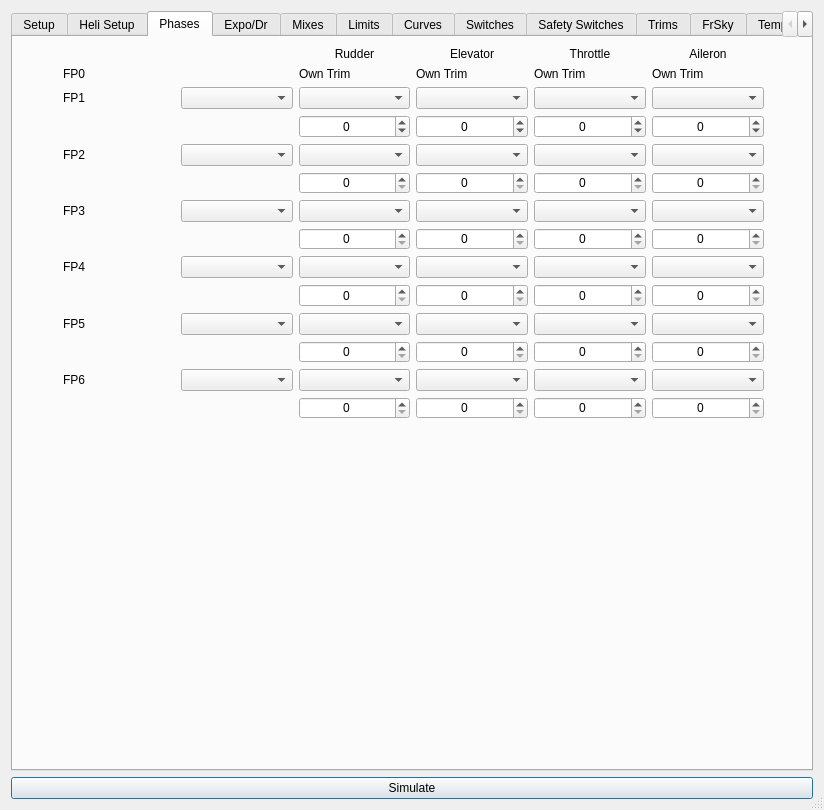
This is src/eepskye/src/modeledit.ui in xhorizont/eepe as Qt 5 draws it before an edit. The edited form follows.
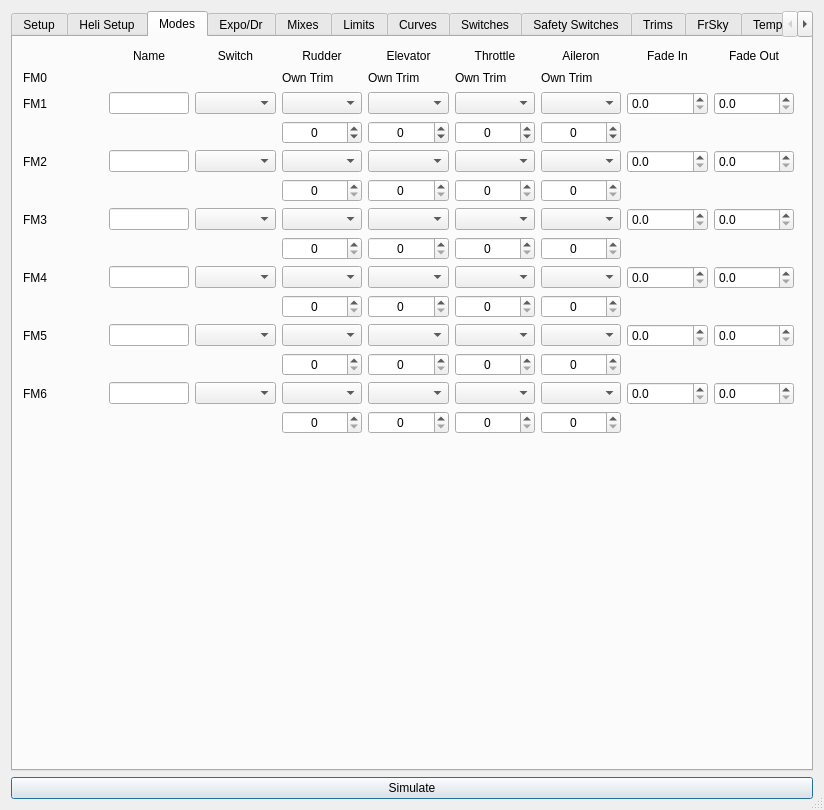
This is the edited form. The open tabs and pages were chosen to show the change. Icons and pictures are not drawn.

```diff
--- a/src/eepskye/src/modeledit.ui
+++ b/src/eepskye/src/modeledit.ui
@@ -1111,86 +1111,86 @@
      </widget>
      <widget class="QWidget" name="tab_3">
       <attribute name="title">
-       <string>Phases</string>
+       <string>Modes</string>
       </attribute>
       <widget class="QWidget" name="gridLayoutWidget">
        <property name="geometry">
         <rect>
-         <x>50</x>
+         <x>10</x>
          <y>10</y>
-         <width>701</width>
-         <height>372</height>
+         <width>771</width>
+         <height>387</height>
         </rect>
        </property>
        <layout class="QGridLayout" name="gridLayout_30">
         <item row="1" column="0">
          <widget class="QLabel" name="label_147">
           <property name="text">
-           <string>FP0</string>
+           <string>FM0</string>
           </property>
          </widget>
         </item>
         <item row="2" column="0">
          <widget class="QLabel" name="label_146">
           <property name="text">
-           <string>FP1</string>
+           <string>FM1</string>
           </property>
          </widget>
         </item>
         <item row="4" column="0">
          <widget class="QLabel" name="label_148">
           <property name="text">
-           <string>FP2</string>
+           <string>FM2</string>
           </property>
          </widget>
         </item>
         <item row="6" column="0">
          <widget class="QLabel" name="label_149">
           <property name="text">
-           <string>FP3</string>
+           <string>FM3</string>
           </property>
          </widget>
         </item>
         <item row="8" column="0">
          <widget class="QLabel" name="label_150">
           <property name="text">
-           <string>FP4</string>
+           <string>FM4</string>
           </property>
          </widget>
         </item>
         <item row="10" column="0">
          <widget class="QLabel" name="label_151">
           <property name="text">
-           <string>FP5</string>
+           <string>FM5</string>
           </property>
          </widget>
         </item>
         <item row="12" column="0">
          <widget class="QLabel" name="label_152">
           <property name="text">
-           <string>FP6</string>
+           <string>FM6</string>
           </property>
          </widget>
         </item>
-        <item row="8" column="1">
+        <item row="8" column="2">
          <widget class="QComboBox" name="FP4_sw"/>
         </item>
-        <item row="6" column="1">
+        <item row="6" column="2">
          <widget class="QComboBox" name="FP3_sw"/>
         </item>
-        <item row="4" column="1">
+        <item row="4" column="2">
          <widget class="QComboBox" name="FP2_sw"/>
         </item>
-        <item row="2" column="1">
+        <item row="2" column="2">
          <widget class="QComboBox" name="FP1_sw"/>
         </item>
-        <item row="10" column="1">
+        <item row="10" column="2">
          <widget class="QComboBox" name="FP5_sw"/>
         </item>
-        <item row="12" column="1">
+        <item row="12" column="2">
          <widget class="QComboBox" name="FP6_sw"/>
         </item>
-        <item row="0" column="3">
+        <item row="0" column="4">
          <widget class="QLabel" name="label_M1">
           <property name="text">
            <string>Rudder</string>
@@ -1200,7 +1200,7 @@
           </property>
          </widget>
         </item>
-        <item row="0" column="4">
+        <item row="0" column="5">
          <widget class="QLabel" name="label_M2">
           <property name="text">
            <string>Elevator</string>
@@ -1210,7 +1210,7 @@
           </property>
          </widget>
         </item>
-        <item row="0" column="5">
+        <item row="0" column="6">
          <widget class="QLabel" name="label_M3">
           <property name="text">
            <string>Throttle</string>
@@ -1220,7 +1220,7 @@
           </property>
          </widget>
         </item>
-        <item row="0" column="6">
+        <item row="0" column="7">
          <widget class="QLabel" name="label_M4">
           <property name="text">
            <string>Aileron</string>
@@ -1230,107 +1230,107 @@
           </property>
          </widget>
         </item>
-        <item row="1" column="3">
+        <item row="1" column="4">
          <widget class="QLabel" name="label_157">
           <property name="text">
            <string>Own Trim</string>
           </property>
          </widget>
         </item>
-        <item row="1" column="4">
+        <item row="1" column="5">
          <widget class="QLabel" name="label_158">
           <property name="text">
            <string>Own Trim</string>
           </property>
          </widget>
         </item>
-        <item row="1" column="5">
+        <item row="1" column="6">
          <widget class="QLabel" name="label_159">
           <property name="text">
            <string>Own Trim</string>
           </property>
          </widget>
         </item>
-        <item row="1" column="6">
+        <item row="1" column="7">
          <widget class="QLabel" name="label_160">
           <property name="text">
            <string>Own Trim</string>
           </property>
          </widget>
         </item>
-        <item row="2" column="3">
+        <item row="2" column="4">
          <widget class="QComboBox" name="FP1_RudCB"/>
         </item>
-        <item row="2" column="4">
+        <item row="2" column="5">
          <widget class="QComboBox" name="FP1_EleCB"/>
         </item>
-        <item row="2" column="5">
+        <item row="2" column="6">
          <widget class="QComboBox" name="FP1_ThrCB"/>
         </item>
-        <item row="2" column="6">
+        <item row="2" column="7">
          <widget class="QComboBox" name="FP1_AilCB"/>
         </item>
-        <item row="4" column="3">
+        <item row="4" column="4">
          <widget class="QComboBox" name="FP2_RudCB"/>
         </item>
-        <item row="4" column="4">
+        <item row="4" column="5">
          <widget class="QComboBox" name="FP2_EleCB"/>
         </item>
-        <item row="4" column="5">
+        <item row="4" column="6">
          <widget class="QComboBox" name="FP2_ThrCB"/>
         </item>
-        <item row="4" column="6">
+        <item row="4" column="7">
          <widget class="QComboBox" name="FP2_AilCB"/>
         </item>
-        <item row="6" column="3">
+        <item row="6" column="4">
          <widget class="QComboBox" name="FP3_RudCB"/>
         </item>
-        <item row="6" column="4">
+        <item row="6" column="5">
          <widget class="QComboBox" name="FP3_EleCB"/>
         </item>
-        <item row="6" column="5">
+        <item row="6" column="6">
          <widget class="QComboBox" name="FP3_ThrCB"/>
         </item>
-        <item row="6" column="6">
+        <item row="6" column="7">
          <widget class="QComboBox" name="FP3_AilCB"/>
         </item>
-        <item row="8" column="3">
+        <item row="8" column="4">
          <widget class="QComboBox" name="FP4_RudCB"/>
         </item>
-        <item row="8" column="4">
+        <item row="8" column="5">
          <widget class="QComboBox" name="FP4_EleCB"/>
         </item>
-        <item row="8" column="5">
+        <item row="8" column="6">
          <widget class="QComboBox" name="FP4_ThrCB"/>
         </item>
-        <item row="8" column="6">
+        <item row="8" column="7">
          <widget class="QComboBox" name="FP4_AilCB"/>
         </item>
-        <item row="10" column="3">
+        <item row="10" column="4">
          <widget class="QComboBox" name="FP5_RudCB"/>
         </item>
-        <item row="10" column="4">
+        <item row="10" column="5">
          <widget class="QComboBox" name="FP5_EleCB"/>
         </item>
-        <item row="10" column="5">
+        <item row="10" column="6">
          <widget class="QComboBox" name="FP5_ThrCB"/>
         </item>
-        <item row="10" column="6">
+        <item row="10" column="7">
          <widget class="QComboBox" name="FP5_AilCB"/>
         </item>
-        <item row="12" column="3">
+        <item row="12" column="4">
          <widget class="QComboBox" name="FP6_RudCB"/>
         </item>
-        <item row="12" column="4">
+        <item row="12" column="5">
          <widget class="QComboBox" name="FP6_EleCB"/>
         </item>
-        <item row="12" column="5">
+        <item row="12" column="6">
          <widget class="QComboBox" name="FP6_ThrCB"/>
         </item>
-        <item row="12" column="6">
+        <item row="12" column="7">
          <widget class="QComboBox" name="FP6_AilCB"/>
         </item>
-        <item row="3" column="4">
+        <item row="3" column="5">
          <widget class="QSpinBox" name="FP1eleTrimSB">
           <property name="alignment">
            <set>Qt::AlignCenter</set>
@@ -1346,7 +1346,7 @@
           </property>
          </widget>
         </item>
-        <item row="3" column="3">
+        <item row="3" column="4">
          <widget class="QSpinBox" name="FP1rudTrimSB">
           <property name="alignment">
            <set>Qt::AlignCenter</set>
@@ -1362,7 +1362,7 @@
           </property>
          </widget>
         </item>
-        <item row="3" column="5">
+        <item row="3" column="6">
          <widget class="QSpinBox" name="FP1thrTrimSB">
           <property name="alignment">
            <set>Qt::AlignCenter</set>
@@ -1378,7 +1378,7 @@
           </property>
          </widget>
         </item>
-        <item row="3" column="6">
+        <item row="3" column="7">
          <widget class="QSpinBox" name="FP1ailTrimSB">
           <property name="alignment">
            <set>Qt::AlignCenter</set>
@@ -1394,7 +1394,7 @@
           </property>
          </widget>
         </item>
-        <item row="5" column="3">
+        <item row="5" column="4">
          <widget class="QSpinBox" name="FP2rudTrimSB">
           <property name="alignment">
            <set>Qt::AlignCenter</set>
@@ -1410,7 +1410,7 @@
           </property>
          </widget>
         </item>
-        <item row="5" column="4">
+        <item row="5" column="5">
          <widget class="QSpinBox" name="FP2eleTrimSB">
           <property name="alignment">
            <set>Qt::AlignCenter</set>
@@ -1426,7 +1426,7 @@
           </property>
          </widget>
         </item>
-        <item row="5" column="5">
+        <item row="5" column="6">
          <widget class="QSpinBox" name="FP2thrTrimSB">
           <property name="alignment">
            <set>Qt::AlignCenter</set>
@@ -1442,7 +1442,7 @@
           </property>
          </widget>
         </item>
-        <item row="5" column="6">
+        <item row="5" column="7">
          <widget class="QSpinBox" name="FP2ailTrimSB">
           <property name="alignment">
            <set>Qt::AlignCenter</set>
@@ -1458,7 +1458,7 @@
           </property>
          </widget>
         </item>
-        <item row="7" column="3">
+        <item row="7" column="4">
          <widget class="QSpinBox" name="FP3rudTrimSB">
           <property name="alignment">
            <set>Qt::AlignCenter</set>
@@ -1474,7 +1474,7 @@
           </property>
          </widget>
         </item>
-        <item row="7" column="4">
+        <item row="7" column="5">
          <widget class="QSpinBox" name="FP3eleTrimSB">
           <property name="alignment">
            <set>Qt::AlignCenter</set>
@@ -1490,7 +1490,7 @@
           </property>
          </widget>
         </item>
-        <item row="7" column="5">
+        <item row="7" column="6">
          <widget class="QSpinBox" name="FP3thrTrimSB">
           <property name="alignment">
            <set>Qt::AlignCenter</set>
@@ -1506,7 +1506,7 @@
           </property>
          </widget>
         </item>
-        <item row="7" column="6">
+        <item row="7" column="7">
          <widget class="QSpinBox" name="FP3ailTrimSB">
           <property name="alignment">
            <set>Qt::AlignCenter</set>
@@ -1522,7 +1522,7 @@
           </property>
          </widget>
         </item>
-        <item row="9" column="3">
+        <item row="9" column="4">
          <widget class="QSpinBox" name="FP4rudTrimSB">
           <property name="alignment">
            <set>Qt::AlignCenter</set>
@@ -1538,7 +1538,7 @@
           </property>
          </widget>
         </item>
-        <item row="9" column="4">
+        <item row="9" column="5">
          <widget class="QSpinBox" name="FP4eleTrimSB">
           <property name="alignment">
            <set>Qt::AlignCenter</set>
@@ -1554,7 +1554,7 @@
           </property>
          </widget>
         </item>
-        <item row="9" column="5">
+        <item row="9" column="6">
          <widget class="QSpinBox" name="FP4thrTrimSB">
           <property name="alignment">
            <set>Qt::AlignCenter</set>
@@ -1570,7 +1570,7 @@
           </property>
          </widget>
         </item>
-        <item row="9" column="6">
+        <item row="9" column="7">
          <widget class="QSpinBox" name="FP4ailTrimSB">
           <property name="alignment">
            <set>Qt::AlignCenter</set>
@@ -1586,7 +1586,7 @@
           </property>
          </widget>
         </item>
-        <item row="11" column="3">
+        <item row="11" column="4">
          <widget class="QSpinBox" name="FP5rudTrimSB">
           <property name="alignment">
            <set>Qt::AlignCenter</set>
@@ -1602,7 +1602,7 @@
           </property>
          </widget>
         </item>
-        <item row="11" column="4">
+        <item row="11" column="5">
          <widget class="QSpinBox" name="FP5eleTrimSB">
           <property name="alignment">
            <set>Qt::AlignCenter</set>
@@ -1618,7 +1618,7 @@
           </property>
          </widget>
         </item>
-        <item row="11" column="5">
+        <item row="11" column="6">
          <widget class="QSpinBox" name="FP5thrTrimSB">
           <property name="alignment">
            <set>Qt::AlignCenter</set>
@@ -1634,7 +1634,7 @@
           </property>
          </widget>
         </item>
-        <item row="11" column="6">
+        <item row="11" column="7">
          <widget class="QSpinBox" name="FP5ailTrimSB">
           <property name="alignment">
            <set>Qt::AlignCenter</set>
@@ -1650,7 +1650,7 @@
           </property>
          </widget>
         </item>
-        <item row="13" column="3">
+        <item row="13" column="4">
          <widget class="QSpinBox" name="FP6rudTrimSB">
           <property name="alignment">
            <set>Qt::AlignCenter</set>
@@ -1666,7 +1666,7 @@
           </property>
          </widget>
         </item>
-        <item row="13" column="4">
+        <item row="13" column="5">
          <widget class="QSpinBox" name="FP6eleTrimSB">
           <property name="alignment">
            <set>Qt::AlignCenter</set>
@@ -1682,7 +1682,7 @@
           </property>
          </widget>
         </item>
-        <item row="13" column="5">
+        <item row="13" column="6">
          <widget class="QSpinBox" name="FP6thrTrimSB">
           <property name="alignment">
            <set>Qt::AlignCenter</set>
@@ -1698,7 +1698,7 @@
           </property>
          </widget>
         </item>
-        <item row="13" column="6">
+        <item row="13" column="7">
          <widget class="QSpinBox" name="FP6ailTrimSB">
           <property name="alignment">
            <set>Qt::AlignCenter</set>
@@ -1714,6 +1714,316 @@
           </property>
          </widget>
         </item>
+        <item row="0" column="2">
+         <widget class="QLabel" name="label_Switch">
+          <property name="text">
+           <string>Switch</string>
+          </property>
+          <property name="alignment">
+           <set>Qt::AlignCenter</set>
+          </property>
+         </widget>
+        </item>
+        <item row="2" column="8">
+         <widget class="QDoubleSpinBox" name="FM1FadeIn">
+          <property name="decimals">
+           <number>1</number>
+          </property>
+          <property name="maximum">
+           <double>7.500000000000000</double>
+          </property>
+          <property name="singleStep">
+           <double>0.500000000000000</double>
+          </property>
+         </widget>
+        </item>
+        <item row="2" column="9">
+         <widget class="QDoubleSpinBox" name="FM1FadeOut">
+          <property name="decimals">
+           <number>1</number>
+          </property>
+          <property name="maximum">
+           <double>7.500000000000000</double>
+          </property>
+          <property name="singleStep">
+           <double>0.500000000000000</double>
+          </property>
+         </widget>
+        </item>
+        <item row="0" column="8">
+         <widget class="QLabel" name="label_Switch_2">
+          <property name="text">
+           <string>Fade In</string>
+          </property>
+          <property name="alignment">
+           <set>Qt::AlignCenter</set>
+          </property>
+         </widget>
+        </item>
+        <item row="0" column="9">
+         <widget class="QLabel" name="label_Switch_3">
+          <property name="text">
+           <string>Fade Out</string>
+          </property>
+          <property name="alignment">
+           <set>Qt::AlignCenter</set>
+          </property>
+         </widget>
+        </item>
+        <item row="4" column="8">
+         <widget class="QDoubleSpinBox" name="FM2FadeIn">
+          <property name="decimals">
+           <number>1</number>
+          </property>
+          <property name="maximum">
+           <double>7.500000000000000</double>
+          </property>
+          <property name="singleStep">
+           <double>0.500000000000000</double>
+          </property>
+         </widget>
+        </item>
+        <item row="6" column="8">
+         <widget class="QDoubleSpinBox" name="FM3FadeIn">
+          <property name="decimals">
+           <number>1</number>
+          </property>
+          <property name="maximum">
+           <double>7.500000000000000</double>
+          </property>
+          <property name="singleStep">
+           <double>0.500000000000000</double>
+          </property>
+         </widget>
+        </item>
+        <item row="8" column="8">
+         <widget class="QDoubleSpinBox" name="FM4FadeIn">
+          <property name="decimals">
+           <number>1</number>
+          </property>
+          <property name="maximum">
+           <double>7.500000000000000</double>
+          </property>
+          <property name="singleStep">
+           <double>0.500000000000000</double>
+          </property>
+         </widget>
+        </item>
+        <item row="10" column="8">
+         <widget class="QDoubleSpinBox" name="FM5FadeIn">
+          <property name="decimals">
+           <number>1</number>
+          </property>
+          <property name="maximum">
+           <double>7.500000000000000</double>
+          </property>
+          <property name="singleStep">
+           <double>0.500000000000000</double>
+          </property>
+         </widget>
+        </item>
+        <item row="12" column="8">
+         <widget class="QDoubleSpinBox" name="FM6FadeIn">
+          <property name="decimals">
+           <number>1</number>
+          </property>
+          <property name="maximum">
+           <double>7.500000000000000</double>
+          </property>
+          <property name="singleStep">
+           <double>0.500000000000000</double>
+          </property>
+         </widget>
+        </item>
+        <item row="4" column="9">
+         <widget class="QDoubleSpinBox" name="FM2FadeOut">
+          <property name="decimals">
+           <number>1</number>
+          </property>
+          <property name="maximum">
+           <double>7.500000000000000</double>
+          </property>
+          <property name="singleStep">
+           <double>0.500000000000000</double>
+          </property>
+         </widget>
+        </item>
+        <item row="6" column="9">
+         <widget class="QDoubleSpinBox" name="FM3FadeOut">
+          <property name="decimals">
+           <number>1</number>
+          </property>
+          <property name="maximum">
+           <double>7.500000000000000</double>
+          </property>
+          <property name="singleStep">
+           <double>0.500000000000000</double>
+          </property>
+         </widget>
+        </item>
+        <item row="8" column="9">
+         <widget class="QDoubleSpinBox" name="FM4FadeOut">
+          <property name="decimals">
+           <number>1</number>
+          </property>
+          <property name="maximum">
+           <double>7.500000000000000</double>
+          </property>
+          <property name="singleStep">
+           <double>0.500000000000000</double>
+          </property>
+         </widget>
+        </item>
+        <item row="10" column="9">
+         <widget class="QDoubleSpinBox" name="FM5FadeOut">
+          <property name="decimals">
+           <number>1</number>
+          </property>
+          <property name="maximum">
+           <double>7.500000000000000</double>
+          </property>
+          <property name="singleStep">
+           <double>0.500000000000000</double>
+          </property>
+         </widget>
+        </item>
+        <item row="12" column="9">
+         <widget class="QDoubleSpinBox" name="FM6FadeOut">
+          <property name="decimals">
+           <number>1</number>
+          </property>
+          <property name="maximum">
+           <double>7.500000000000000</double>
+          </property>
+          <property name="singleStep">
+           <double>0.500000000000000</double>
+          </property>
+         </widget>
+        </item>
+        <item row="2" column="1">
+         <widget class="QLineEdit" name="FM1Name">
+          <property name="sizePolicy">
+           <sizepolicy hsizetype="Fixed" vsizetype="Fixed">
+            <horstretch>0</horstretch>
+            <verstretch>0</verstretch>
+           </sizepolicy>
+          </property>
+          <property name="maximumSize">
+           <size>
+            <width>80</width>
+            <height>16777215</height>
+           </size>
+          </property>
+          <property name="maxLength">
+           <number>6</number>
+          </property>
+         </widget>
+        </item>
+        <item row="4" column="1">
+         <widget class="QLineEdit" name="FM2Name">
+          <property name="sizePolicy">
+           <sizepolicy hsizetype="Fixed" vsizetype="Fixed">
+            <horstretch>0</horstretch>
+            <verstretch>0</verstretch>
+           </sizepolicy>
+          </property>
+          <property name="maximumSize">
+           <size>
+            <width>80</width>
+            <height>16777215</height>
+           </size>
+          </property>
+          <property name="maxLength">
+           <number>6</number>
+          </property>
+         </widget>
+        </item>
+        <item row="6" column="1">
+         <widget class="QLineEdit" name="FM3Name">
+          <property name="sizePolicy">
+           <sizepolicy hsizetype="Fixed" vsizetype="Fixed">
+            <horstretch>0</horstretch>
+            <verstretch>0</verstretch>
+           </sizepolicy>
+          </property>
+          <property name="maximumSize">
+           <size>
+            <width>80</width>
+            <height>16777215</height>
+           </size>
+          </property>
+          <property name="maxLength">
+           <number>6</number>
+          </property>
+         </widget>
+        </item>
+        <item row="8" column="1">
+         <widget class="QLineEdit" name="FM4Name">
+          <property name="sizePolicy">
+           <sizepolicy hsizetype="Fixed" vsizetype="Fixed">
+            <horstretch>0</horstretch>
+            <verstretch>0</verstretch>
+           </sizepolicy>
+          </property>
+          <property name="maximumSize">
+           <size>
+            <width>80</width>
+            <height>16777215</height>
+           </size>
+          </property>
+          <property name="maxLength">
+           <number>6</number>
+          </property>
+         </widget>
+        </item>
+        <item row="10" column="1">
+         <widget class="QLineEdit" name="FM5Name">
+          <property name="sizePolicy">
+           <sizepolicy hsizetype="Fixed" vsizetype="Fixed">
+            <horstretch>0</horstretch>
+            <verstretch>0</verstretch>
+           </sizepolicy>
+          </property>
+          <property name="maximumSize">
+           <size>
+            <width>80</width>
+            <height>16777215</height>
+           </size>
+          </property>
+          <property name="maxLength">
+           <number>6</number>
+          </property>
+         </widget>
+        </item>
+        <item row="12" column="1">
+         <widget class="QLineEdit" name="FM6Name">
+          <property name="sizePolicy">
+           <sizepolicy hsizetype="Fixed" vsizetype="Fixed">
+            <horstretch>0</horstretch>
+            <verstretch>0</verstretch>
+           </sizepolicy>
+          </property>
+          <property name="maximumSize">
+           <size>
+            <width>80</width>
+            <height>16777215</height>
+           </size>
+          </property>
+          <property name="maxLength">
+           <number>6</number>
+          </property>
+         </widget>
+        </item>
+        <item row="0" column="1">
+         <widget class="QLabel" name="label_Switch_4">
+          <property name="text">
+           <string>Name</string>
+          </property>
+          <property name="alignment">
+           <set>Qt::AlignCenter</set>
+          </property>
+         </widget>
+        </item>
        </layout>
       </widget>
      </widget>
```
Left out of the diff: 149 changed lines with no effect on the pictures.
